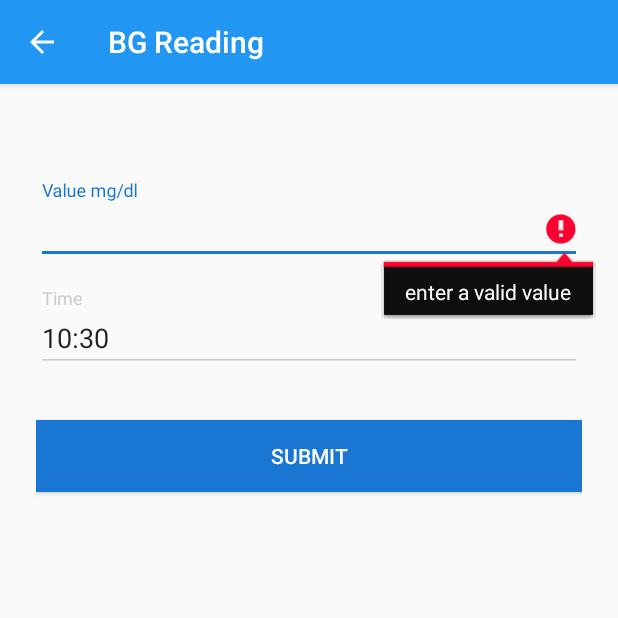
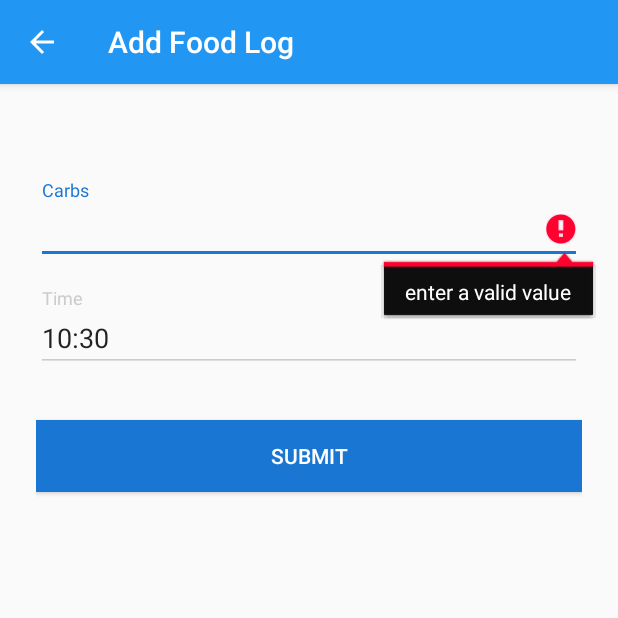
Before and after one commit to Zontzor/gc.android-app, an Android app: the AddFoodLogActivity screen opened directly, with no data from a screen before it, after a tap on "SUBMIT", on a phone screen of 412 x 824 dp, the top half of it. Run offline under Robolectric (Android 15) with nearby library versions, the light colour scheme and no system bars.

Commit message:
Add food log logic

```diff
--- a/app/src/main/AndroidManifest.xml
+++ b/app/src/main/AndroidManifest.xml
@@ -36,7 +36,7 @@
         <activity android:name=".activities.AddInsulinActivity"
             android:theme="@style/AppTheme.AddValues">
         </activity>
-        <activity android:name=".activities.AddCarbsActivity"
+        <activity android:name=".activities.AddFoodLogActivity"
             android:theme="@style/AppTheme.AddValues"></activity>
         <activity android:name=".activities.AddExerciseLogActivity"
             android:theme="@style/AppTheme.AddValues"></activity>
--- a/app/src/main/java/com/example/alex/glucosecoach/activities/AddBGReadingActivity.java
+++ b/app/src/main/java/com/example/alex/glucosecoach/activities/AddFoodLogActivity.java
@@ -1,21 +1,21 @@
 package com.example.alex.glucosecoach.activities;
 
+import android.app.Activity;
 import android.app.TimePickerDialog;
 import android.os.Bundle;
 import android.support.v7.app.AppCompatActivity;
 import android.util.Log;
-import android.view.MenuItem;
 import android.view.View;
 import android.widget.Button;
 import android.widget.EditText;
 import android.widget.TimePicker;
 
 import com.example.alex.glucosecoach.R;
+import com.example.alex.glucosecoach.controller.ApiManager;
 import com.example.alex.glucosecoach.controller.TokenManager;
 import com.example.alex.glucosecoach.controller.UserManager;
-import com.example.alex.glucosecoach.controller.ApiManager;
-import com.example.alex.glucosecoach.models.BGValue;
-import com.example.alex.glucosecoach.services.BGService;
+import com.example.alex.glucosecoach.models.FoodLog;
+import com.example.alex.glucosecoach.services.FoodLogService;
 
 import java.text.DateFormat;
 import java.text.SimpleDateFormat;
@@ -27,51 +27,51 @@ import retrofit2.Callback;
 import retrofit2.Response;
 
 /**
- * Created by alex on 1/22/17.
+ * Created by alex on 1/25/17.
  */
 
-public class AddBGReadingActivity extends AppCompatActivity {
-    private EditText _bgValueText;
-    private EditText _bgTimeText;
+public class AddFoodLogActivity extends AppCompatActivity {
+    private EditText _foodValueText;
+    private EditText _foodTimeText;
     private Button _sumbitButton;
 
     ApiManager _apiService;
     UserManager _userManager;
     TokenManager _tokenManager;
-
+    @Override
     protected void onCreate(Bundle savedInstanceState) {
         super.onCreate(savedInstanceState);
-        setContentView(R.layout.activity_bg);
+        setContentView(R.layout.activity_food_log);
 
         getSupportActionBar().setDisplayHomeAsUpEnabled(true);
-        getSupportActionBar().setTitle("BG Reading");
+        getSupportActionBar().setTitle("Add Food Log");
 
         _apiService = new ApiManager();
         _userManager = new UserManager(this);
         _tokenManager = new TokenManager(this);
 
-        _bgValueText = (EditText) findViewById(R.id.editText_bg_value);
-        _bgTimeText = (EditText) findViewById(R.id.editText_bg_time);
-        _sumbitButton = (Button) findViewById(R.id.btn_sumbit_bg);
+        _foodValueText = (EditText) findViewById(R.id.editText_food_value);
+        _foodTimeText = (EditText) findViewById(R.id.editText_food_time);
+        _sumbitButton = (Button) findViewById(R.id.btn_sumbit_food_log);
 
         Date date = new Date();
         String strDateFormat = "HH:mm";
         SimpleDateFormat sdf = new SimpleDateFormat(strDateFormat);
 
-        _bgTimeText.setText(sdf.format(date));
+        _foodTimeText.setText(sdf.format(date));
 
-        _bgTimeText.setOnClickListener(new View.OnClickListener() {
+        _foodTimeText.setOnClickListener(new View.OnClickListener() {
             @Override
             public void onClick(View v) {
                 final Calendar calender = Calendar.getInstance();
                 int hour = calender.get(Calendar.HOUR_OF_DAY);
                 int minute = calender.get(Calendar.MINUTE);
 
-                TimePickerDialog timePickerDialog = new TimePickerDialog(AddBGReadingActivity.this,
+                TimePickerDialog timePickerDialog = new TimePickerDialog(AddFoodLogActivity.this,
                         new TimePickerDialog.OnTimeSetListener() {
                             @Override
                             public void onTimeSet(TimePicker view, int hourOfDay, int minuteOfHour) {
-                                _bgTimeText.setText(hourOfDay + ":" + minuteOfHour);
+                                _foodTimeText.setText(hourOfDay + ":" + minuteOfHour);
                             }
                         }, hour, minute, true);
                 timePickerDialog.show();
@@ -85,48 +85,53 @@ public class AddBGReadingActivity extends AppCompatActivity {
                     return;
                 }
 
-                BGValue bgValue = new BGValue(Double.parseDouble(_bgValueText.getText().toString()), formateDateTime(_bgTimeText.getText().toString()));
+                FoodLog foodLog = new FoodLog(
+                        1,
+                        Double.parseDouble(_foodValueText.getText().toString()),
+                        formateDateTime(_foodTimeText.getText().toString()));
 
-                BGService bgService = _apiService.getBGService(_tokenManager.getToken());
-                Call<BGValue> call = bgService.postBGReading(bgValue, _userManager.getUsername());
-                call.enqueue(new Callback<BGValue >() {
+                FoodLogService foodLogService = _apiService.getFoodLogService(_tokenManager.getToken());
+                Call<FoodLog> call = foodLogService.postFoodLog(foodLog, _userManager.getUsername());
+                call.enqueue(new Callback<FoodLog>() {
                     @Override
-                    public void onResponse(Call<BGValue> call, Response<BGValue> response) {
+                    public void onResponse(Call<FoodLog> call, Response<FoodLog> response) {
 
                         if (response.isSuccessful()) {
-                            Log.d("bgreading", "Successful post");
+                            Log.d("food_log", "Successful post");
                             finish();
                         } else {
+                            Log.d("food_log", "Unsuccessful post");
                         }
                     }
 
                     @Override
-                    public void onFailure(Call<BGValue> call, Throwable t) {
+                    public void onFailure(Call<FoodLog> call, Throwable t) {
                         Log.d("Error", t.getMessage());
                     }
                 });
             }
         });
+
     }
 
     public boolean validate() {
         boolean valid = true;
 
-        String bgValue = _bgValueText.getText().toString();
-        String bgTime = _bgTimeText.getText().toString();
+        String bgValue = _foodValueText.getText().toString();
+        String bgTime = _foodTimeText.getText().toString();
 
         if (bgValue.isEmpty() || !bgValue.matches("^\\d{0,2}(?:\\.\\d)?$")) {
-            _bgValueText.setError("enter a valid value");
+            _foodValueText.setError("enter a valid value");
             valid = false;
         } else {
-            _bgValueText.setError(null);
+            _foodValueText.setError(null);
         }
 
         if (bgTime.isEmpty() || !bgTime.matches("^([01]\\d|2[0-3]):?([0-5]\\d)$")) {
-            _bgTimeText.setError("enter a valid value");
+            _foodTimeText.setError("enter a valid value");
             valid = false;
         } else {
-            _bgTimeText.setError(null);
+            _foodTimeText.setError(null);
         }
 
         return valid;
@@ -137,16 +142,4 @@ public class AddBGReadingActivity extends AppCompatActivity {
         Date date = new Date();
         return dateFormat.format(date) + " " + time + ":00";
     }
-
-
-    @Override
-    public boolean onOptionsItemSelected(MenuItem item) {
-        switch (item.getItemId()) {
-            case android.R.id.home:
-                finish();
-                return true;
-            default:
-                return super.onOptionsItemSelected(item);
-        }
-    }
 }
--- a/app/src/main/java/com/example/alex/glucosecoach/activities/AddInsulinActivity.java
+++ b/app/src/main/java/com/example/alex/glucosecoach/activities/AddInsulinActivity.java
@@ -49,7 +49,7 @@ public class AddInsulinActivity extends AppCompatActivity {
         setContentView(R.layout.activity_insulin);
 
         getSupportActionBar().setDisplayHomeAsUpEnabled(true);
-        getSupportActionBar().setTitle("BG Reading");
+        getSupportActionBar().setTitle("Add Insulin Log");
 
         _apiManager = new ApiManager();
         _userManager = new UserManager(this);
--- a/app/src/main/java/com/example/alex/glucosecoach/activities/MainActivity.java
+++ b/app/src/main/java/com/example/alex/glucosecoach/activities/MainActivity.java
@@ -226,7 +226,7 @@ public class MainActivity extends AppCompatActivity implements NavigationView.On
                 if (_arcMenu.isMenuOpened()) {
                     _arcMenu.toggleMenu();
                 }
-                Intent addCarbsActivity = new Intent(MainActivity.this, AddCarbsActivity.class);
+                Intent addCarbsActivity = new Intent(MainActivity.this, AddFoodLogActivity.class);
                 startActivity(addCarbsActivity);
             }
         });
--- a/app/src/main/java/com/example/alex/glucosecoach/controller/ApiManager.java
+++ b/app/src/main/java/com/example/alex/glucosecoach/controller/ApiManager.java
@@ -141,7 +141,7 @@ public class ApiManager {
         return retrofit.create(PredictionService.class);
     }
 
-    public FoodLogService getFoodService(String authToken) {
+    public FoodLogService getFoodLogService(String authToken) {
         if (!TextUtils.isEmpty(authToken)) {
             AuthenticationInterceptor interceptor = new AuthenticationInterceptor(authToken);
 
--- a/app/src/main/java/com/example/alex/glucosecoach/models/FoodLog.java
+++ b/app/src/main/java/com/example/alex/glucosecoach/models/FoodLog.java
@@ -22,6 +22,12 @@ public class FoodLog {
     public FoodLog(Integer id, Integer user_id, Integer food_id, Double fl_quantity, String fl_timestamp) {
         setId(id);
         setUser_id(user_id);
+        setFood_id(food_id);
+        setFl_quantity(fl_quantity);
+        setFl_timestamp(fl_timestamp);
+    }
+
+    public FoodLog(Integer food_id, Double fl_quantity, String fl_timestamp) {
         setFood_id(food_id);
         setFl_quantity(fl_quantity);
         setFl_timestamp(fl_timestamp);
--- a/app/src/main/res/layout/activity_carbs.xml
+++ /dev/null
@@ -1,6 +0,0 @@
-<?xml version="1.0" encoding="utf-8"?>
-<LinearLayout xmlns:android="http://schemas.android.com/apk/res/android"
-    android:orientation="vertical" android:layout_width="match_parent"
-    android:layout_height="match_parent">
-
-</LinearLayout>
--- /dev/null
+++ b/app/src/main/res/layout/activity_food_log.xml
@@ -0,0 +1,46 @@
+<?xml version="1.0" encoding="utf-8"?>
+<LinearLayout
+    xmlns:android="http://schemas.android.com/apk/res/android"
+    android:orientation="vertical"
+    android:layout_width="match_parent"
+    android:layout_height="match_parent"
+    android:paddingTop="56dp"
+    android:paddingLeft="24dp"
+    android:paddingRight="24dp">
+
+    <android.support.design.widget.TextInputLayout
+        android:layout_width="match_parent"
+        android:layout_height="wrap_content"
+        android:layout_marginTop="8dp"
+        android:layout_marginBottom="8dp">
+        <EditText android:id="@+id/editText_food_value"
+            android:inputType="numberDecimal"
+            android:layout_width="match_parent"
+            android:layout_height="wrap_content"
+            android:hint="Carbs" />
+    </android.support.design.widget.TextInputLayout>
+
+    <android.support.design.widget.TextInputLayout
+        android:layout_width="match_parent"
+        android:layout_height="wrap_content"
+        android:layout_marginTop="8dp"
+        android:layout_marginBottom="8dp">
+        <EditText android:id="@+id/editText_food_time"
+            android:inputType="number"
+            android:layout_width="match_parent"
+            android:layout_height="wrap_content"
+            android:hint="Time" />
+    </android.support.design.widget.TextInputLayout>
+
+    <android.support.v7.widget.AppCompatButton
+        android:id="@+id/btn_sumbit_food_log"
+        android:layout_width="fill_parent"
+        android:layout_height="wrap_content"
+        android:layout_marginTop="24dp"
+        android:layout_marginBottom="24dp"
+        android:padding="12dp"
+        android:background="@color/colorPrimaryDark"
+        android:text="Submit"
+        android:textColor="@color/colorAccent" />
+
+</LinearLayout>
```
Also changed, not shown: app/src/main/java/com/example/alex/glucosecoach/activities/AddCarbsActivity.java (deleted, +0 -18 lines), app/src/main/java/com/example/alex/glucosecoach/models/Food.java (added, +47 -0 lines).
